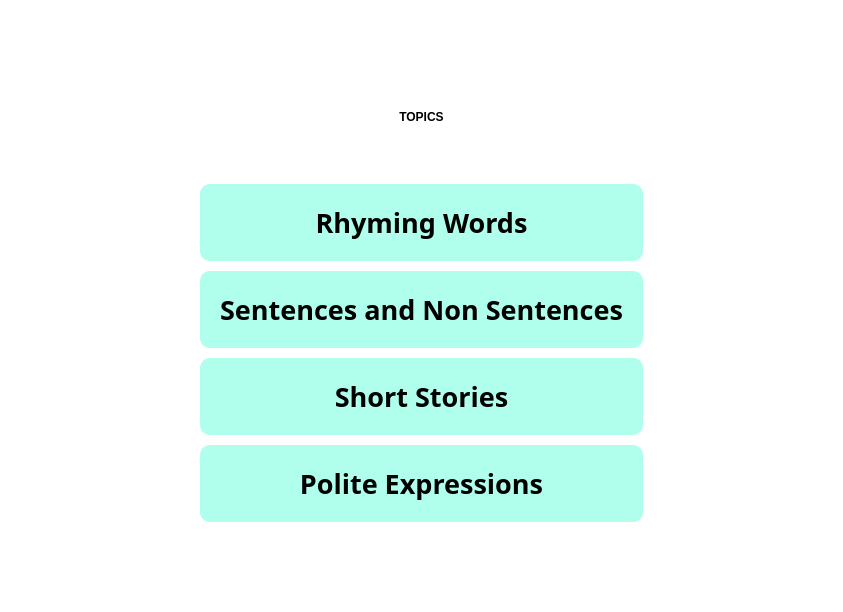
Old version of the form screens/topics.ui in the repository jshperalta/ai-englishTutor.
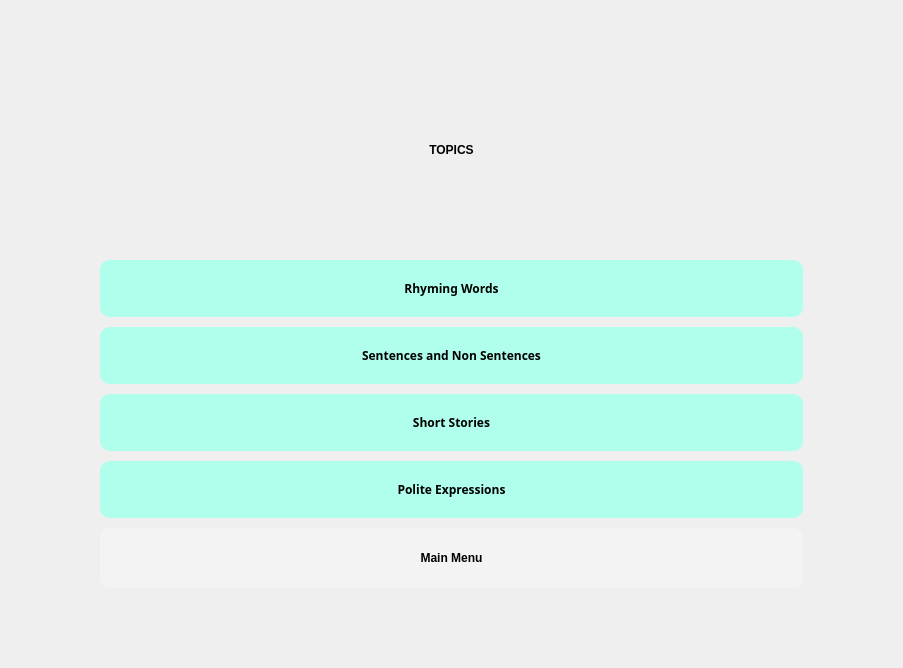
New version of the form.

```diff
--- a/screens/topics.ui
+++ b/screens/topics.ui
@@ -6,8 +6,8 @@
    <rect>
     <x>0</x>
     <y>0</y>
-    <width>825</width>
-    <height>612</height>
+    <width>903</width>
+    <height>668</height>
    </rect>
   </property>
   <property name="windowTitle">
@@ -15,7 +15,11 @@
   </property>
   <property name="styleSheet">
    <string notr="true">
-background-color: #fff;</string>
+background-color: #fff;
+
+QPushButton {
+font-size: 16px !important;
+}</string>
   </property>
   <layout class="QVBoxLayout" name="verticalLayout">
    <property name="leftMargin">
@@ -52,16 +56,16 @@
      </property>
      <layout class="QGridLayout" name="gridLayout_2">
       <property name="leftMargin">
-       <number>200</number>
+       <number>100</number>
       </property>
       <property name="topMargin">
-       <number>90</number>
+       <number>80</number>
       </property>
       <property name="rightMargin">
-       <number>200</number>
+       <number>100</number>
       </property>
       <property name="bottomMargin">
-       <number>90</number>
+       <number>80</number>
       </property>
       <item row="0" column="0">
        <layout class="QVBoxLayout" name="verticalLayout_2">
@@ -70,6 +74,12 @@
         </property>
         <item>
          <widget class="QLabel" name="Topics">
+          <property name="minimumSize">
+           <size>
+            <width>0</width>
+            <height>100</height>
+           </size>
+          </property>
           <property name="styleSheet">
            <string notr="true">font: 87 32pt &quot;Gilroy&quot;;
 font-weight: 900;</string>
@@ -106,7 +116,6 @@
           <property name="font">
            <font>
             <family>Gilroy</family>
-            <pointsize>20</pointsize>
             <weight>75</weight>
             <bold>true</bold>
            </font>
@@ -143,7 +152,6 @@
           <property name="font">
            <font>
             <family>Gilroy</family>
-            <pointsize>20</pointsize>
             <weight>75</weight>
             <bold>true</bold>
            </font>
@@ -179,7 +187,6 @@
           <property name="font">
            <font>
             <family>Gilroy</family>
-            <pointsize>20</pointsize>
             <weight>75</weight>
             <bold>true</bold>
            </font>
@@ -215,7 +222,6 @@
           <property name="font">
            <font>
             <family>Gilroy</family>
-            <pointsize>20</pointsize>
             <weight>75</weight>
             <bold>true</bold>
            </font>
@@ -246,6 +252,31 @@
           </property>
          </widget>
         </item>
+        <item>
+         <widget class="QPushButton" name="btnMenu">
+          <property name="minimumSize">
+           <size>
+            <width>0</width>
+            <height>60</height>
+           </size>
+          </property>
+          <property name="cursor">
+           <cursorShape>PointingHandCursor</cursorShape>
+          </property>
+          <property name="styleSheet">
+           <string notr="true">background-color: #f3f3f3;
+	color: black; 
+	font-family: 'Gilroy';
+	font-weight: 600;
+	border-radius: 10px;
+	padding: 20px;
+</string>
+          </property>
+          <property name="text">
+           <string>Main Menu</string>
+          </property>
+         </widget>
+        </item>
        </layout>
       </item>
      </layout>
```
